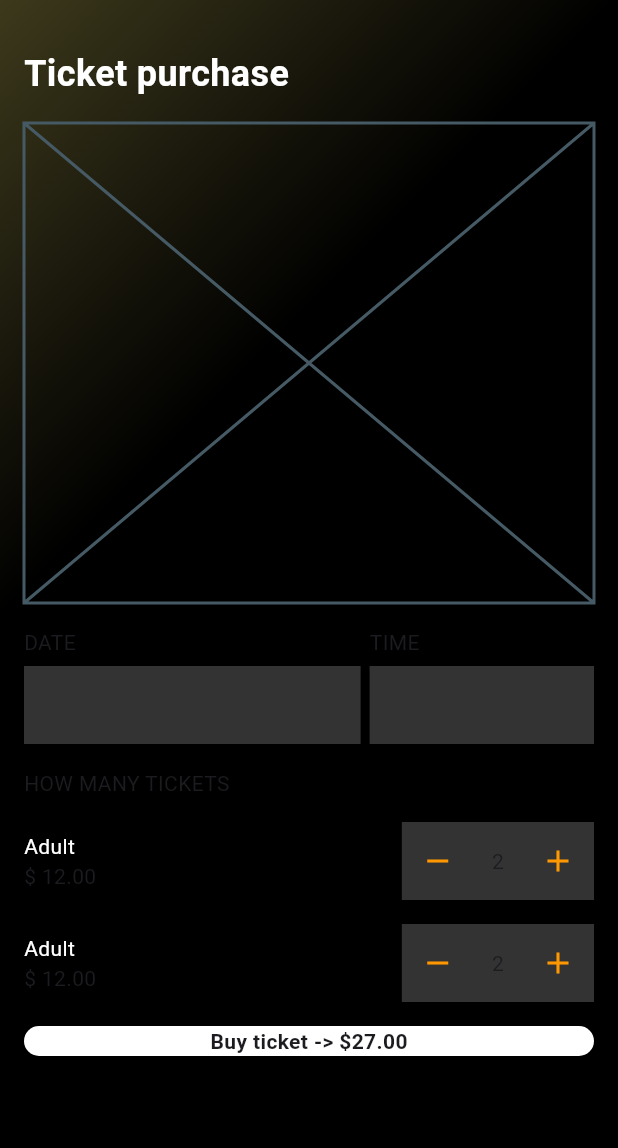
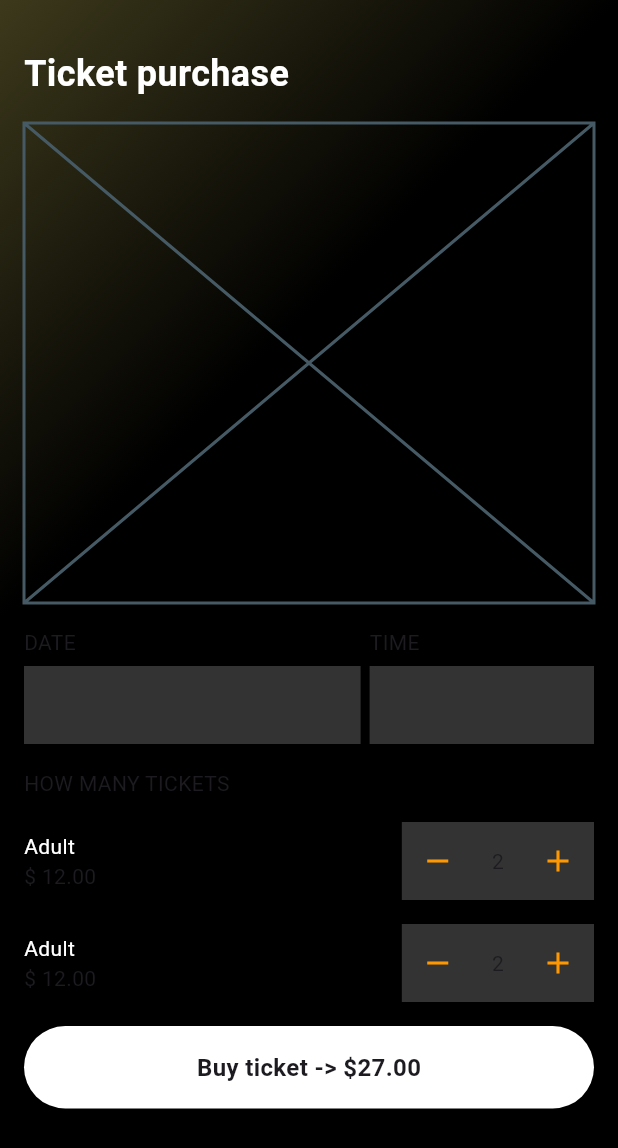
Before and after one commit to JAICHANGPARK/flutter_notebook_chapter_43, a Flutter app: the EventPurchasePage screen opened directly, on a phone screen of 412 x 824 dp. Shown: the top 1148 px of the screen. Run offline on Flutter 3.47's test engine with Material 3 defaults, Android fonts, the phone set to English and light mode, and no system bars; our stand-ins replace gap, hugeicons, percent_indicator.

Commit message:
Update event_purchase_page.dart

```diff
--- a/lib/ep2186_event_app/ui/event_purchase_page.dart
+++ b/lib/ep2186_event_app/ui/event_purchase_page.dart
@@ -177,11 +177,13 @@ class _EventPurchasePageState extends State<EventPurchasePage> {
                       shape: StadiumBorder(),
                       color: Colors.white,
                     ),
+                    padding: EdgeInsets.symmetric(vertical: 16),
                     child: Center(
                       child: Text(
                         "Buy ticket -> \$27.00",
                         style: TextStyle(
                           fontWeight: FontWeight.bold,
+                          fontSize: 16,
                         ),
                       ),
                     ),
```
